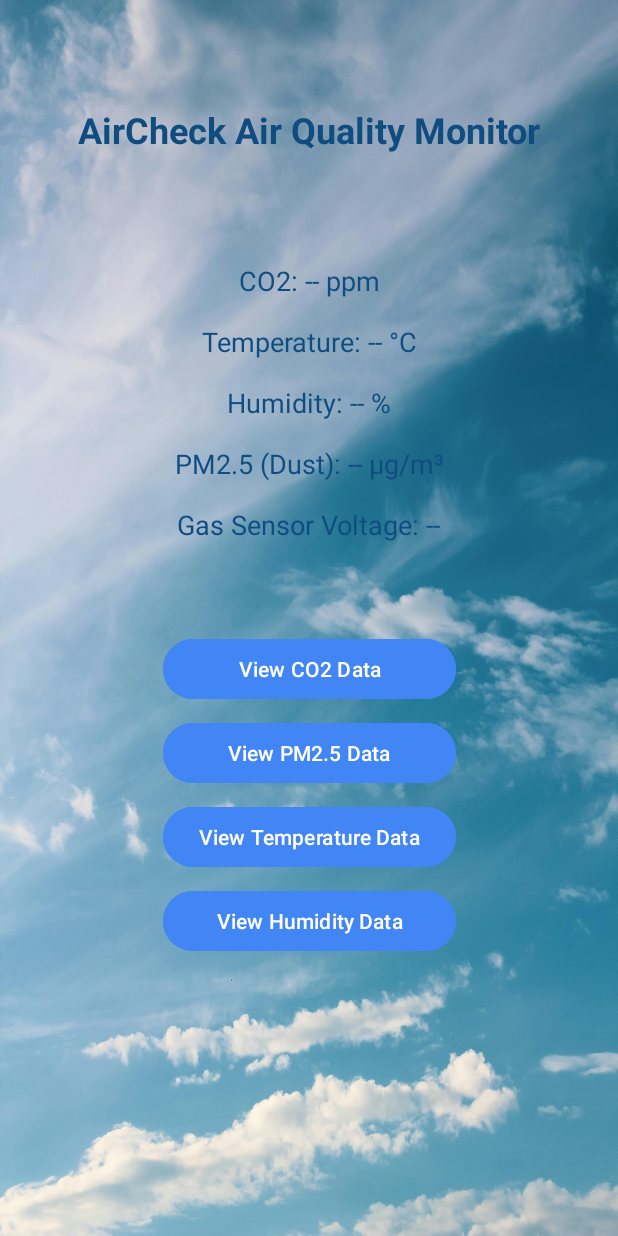
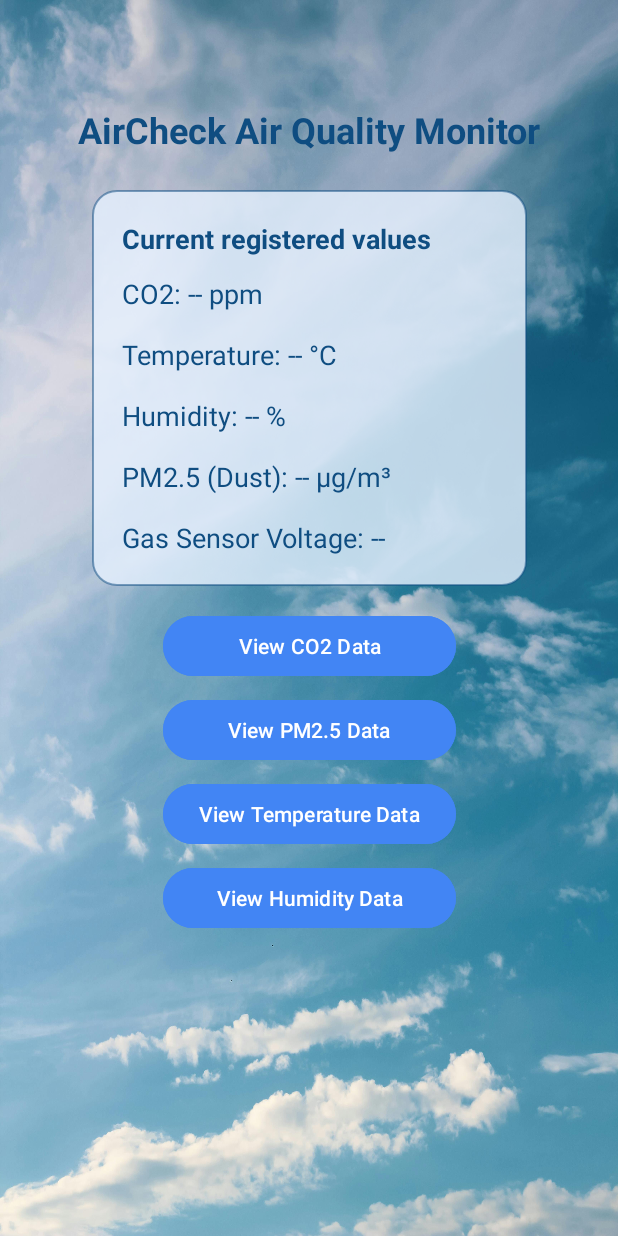
Before and after one commit to paxtheg/Air-check, an Android app: the screen it shows after launch (AirCheck), on a phone screen of 412 x 824 dp. Run offline under Robolectric (Android 15) with nearby library versions, the phone set to English and light mode, and no system bars.

Commit message:
added different warning leverls for the chart colors and a background for the textviews

```diff
--- a/app/src/main/java/com/sebi/android/aircheck/CO2DataActivity.java
+++ b/app/src/main/java/com/sebi/android/aircheck/CO2DataActivity.java
@@ -9,7 +9,8 @@
         dataType = "co2";
         chartTitle = "CO2 Levels over the last 25 minutes";
         valueSuffix = "ppm";
-        color = Color.RED;
+        WARNING_THRESHOLD = 1000;
+        DANGER_THRESHOLD = 1500;
         super.onCreate(savedInstanceState);
     }
 }
--- a/app/src/main/java/com/sebi/android/aircheck/HumidityDataActivity.java
+++ b/app/src/main/java/com/sebi/android/aircheck/HumidityDataActivity.java
@@ -9,7 +9,8 @@
         dataType = "humidity";
         chartTitle = "Humidity over the last 25 minutes";
         valueSuffix = "%";
-        color = Color.MAGENTA;
+        WARNING_THRESHOLD = 60;
+        DANGER_THRESHOLD = 70;
         super.onCreate(savedInstanceState);
     }
 }
--- a/app/src/main/java/com/sebi/android/aircheck/PM25DataActivity.java
+++ b/app/src/main/java/com/sebi/android/aircheck/PM25DataActivity.java
@@ -9,7 +9,8 @@
         dataType = "pm25";
         chartTitle = "PM2.5 Levels over the last 25 minutes";
         valueSuffix = "µg/m³";
-        color = Color.BLUE;
+        WARNING_THRESHOLD = 200;
+        DANGER_THRESHOLD = 300;
         super.onCreate(savedInstanceState);
     }
 }
--- a/app/src/main/java/com/sebi/android/aircheck/TemperatureDataActivity.java
+++ b/app/src/main/java/com/sebi/android/aircheck/TemperatureDataActivity.java
@@ -9,7 +9,8 @@
         dataType = "temp";
         chartTitle = "Temperature over the last 25 minutes";
         valueSuffix = "°C";
-        color = Color.GREEN;
+        WARNING_THRESHOLD = 35;
+        DANGER_THRESHOLD = 45;
         super.onCreate(savedInstanceState);
     }
 }
--- /dev/null
+++ b/app/src/main/res/drawable/textview_background.xml
@@ -0,0 +1,8 @@
+<?xml version="1.0" encoding="utf-8"?>
+<shape xmlns:android="http://schemas.android.com/apk/res/android">
+    <solid android:color="#CCE6F2FF"/>
+    <corners android:radius="16dp"/>
+    <stroke
+        android:width="1dp"
+        android:color="#800F4D81"/>
+</shape>
--- a/app/src/main/res/layout/activity_air_check.xml
+++ b/app/src/main/res/layout/activity_air_check.xml
@@ -25,12 +25,36 @@
             app:layout_constraintStart_toStartOf="parent"
             app:layout_constraintTop_toTopOf="parent" />
 
+        <LinearLayout
+            android:id="@+id/textViewContainer"
+            android:layout_width="290dp"
+            android:layout_height="wrap_content"
+            android:orientation="vertical"
+            android:background="@drawable/textview_background"
+            android:padding="20dp"
+            android:layout_marginTop="24dp"
+            app:layout_constraintTop_toBottomOf="@id/titleTextView"
+            app:layout_constraintStart_toStartOf="parent"
+            app:layout_constraintEnd_toEndOf="parent">
+
+            <TextView
+                android:id="@+id/currValueTextView"
+                android:layout_width="wrap_content"
+                android:layout_height="wrap_content"
+                android:layout_marginTop="0dp"
+                android:text="Current registered values"
+                android:textSize="18sp"
+                android:textStyle="bold"
+                android:textColor="#FF0F4D81"
+                app:layout_constraintEnd_toEndOf="parent"
+                app:layout_constraintStart_toStartOf="parent"
+                app:layout_constraintTop_toTopOf="parent" />
 
             <TextView
                 android:id="@+id/co2TextView"
                 android:layout_width="wrap_content"
                 android:layout_height="wrap_content"
-            android:layout_marginTop="72dp"
+                android:layout_marginTop="12dp"
                 android:text="CO2: -- ppm"
                 android:textSize="18sp"
                 android:textColor="#FF0F4D81"
@@ -85,15 +109,16 @@
                 app:layout_constraintEnd_toEndOf="parent"
                 app:layout_constraintStart_toStartOf="parent"
                 app:layout_constraintTop_toBottomOf="@id/dustTextView" />
+        </LinearLayout>
 
         <LinearLayout
             android:id="@+id/buttonLayout"
             android:layout_width="wrap_content"
             android:layout_height="wrap_content"
-            android:layout_marginTop="56dp"
+            android:layout_marginTop="12dp"
             android:orientation="vertical"
             android:gravity="center_horizontal"
-            app:layout_constraintTop_toBottomOf="@id/gasTextView"
+            app:layout_constraintTop_toBottomOf="@id/textViewContainer"
             app:layout_constraintStart_toStartOf="parent"
             app:layout_constraintEnd_toEndOf="parent">
 
```
Also changed, not shown: app/src/main/java/com/sebi/android/aircheck/ChartActivity.java (+48 -2 lines). Lines whose indentation alone changed are shown as unchanged.
